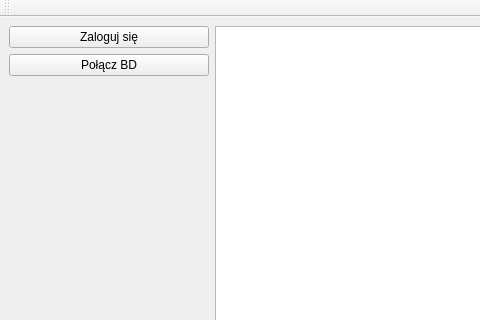
Qt form mainwindow.ui (dawidwojdylak/Projekt_BD_1) before a commit; both pictures show x 0 to 480 and y 0 to 320 of the 800 by 600 pixel window.
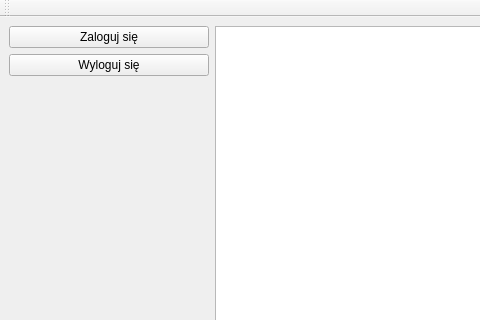
The same form after that commit.

Commit message: Remove connect button & add log counter

```diff
--- a/mainwindow.ui
+++ b/mainwindow.ui
@@ -43,7 +43,7 @@
              </size>
             </property>
             <property name="text">
-             <string>Połącz BD</string>
+             <string>Wyloguj się</string>
             </property>
            </widget>
           </item>
```
Left out of the diff: 2 changed lines with no effect on the pictures. The commit also changes 3 other files.
